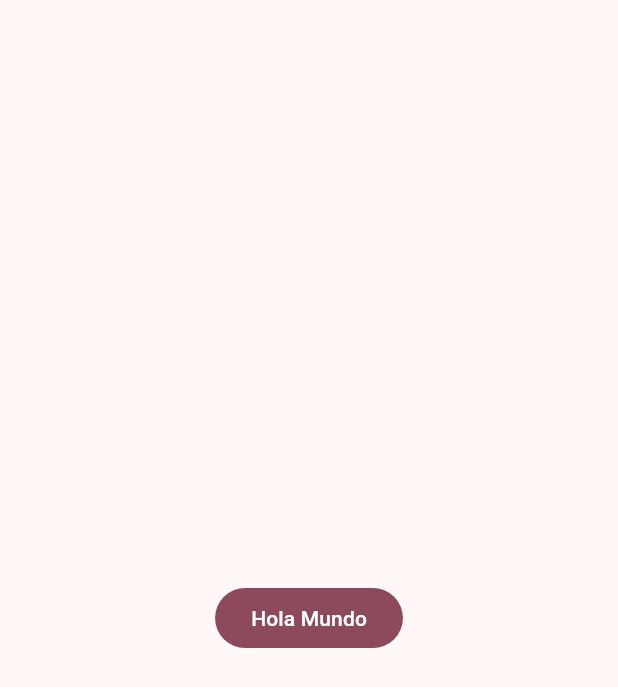
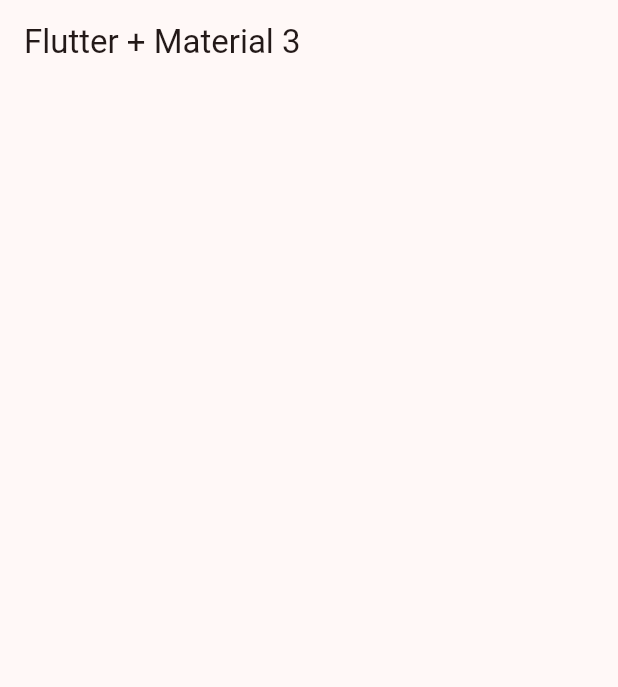
Before and after one commit to rmoreno-software/cursos, a Flutter app: the screen it shows after launch, on a phone screen of 412 x 824 dp. Shown: the top 687 px of the screen. Run offline on Flutter 3.47's test engine with Material 3 defaults, Android fonts, the light colour scheme and no system bars; our stand-ins replace animate_do, dio, video_player.

Commit message:
S9 - Opciones de nuestra aplicación

```diff
--- a/Flutter/widgets_app/lib/config/theme/app_theme.dart
+++ b/Flutter/widgets_app/lib/config/theme/app_theme.dart
@@ -25,6 +25,9 @@
     ThemeData getTheme() => ThemeData(
       useMaterial3: true,
       colorSchemeSeed: colorList[ selectedColor ],
+      appBarTheme: AppBarTheme(
+        centerTitle: false
+      )
     );
 
 }
--- a/Flutter/widgets_app/lib/main.dart
+++ b/Flutter/widgets_app/lib/main.dart
@@ -1,5 +1,6 @@
 import 'package:flutter/material.dart';
 import 'package:widgets_app/config/theme/app_theme.dart';
+import 'package:widgets_app/presentation/screens/home/home_screen.dart';
 
 void main() {
   runApp(const MainApp());
@@ -12,12 +13,8 @@
   Widget build(BuildContext context) {
     return MaterialApp(
       debugShowCheckedModeBanner: false,
-      theme: AppTheme(selectedColor: 8).getTheme(),
-      home: Scaffold(
-        body: Center(
-          child: FilledButton(onPressed: () {}, child: Text('Hola Mundo')),
-        ),
-      ),
+      theme: AppTheme(selectedColor: 3).getTheme(),
+      home: const HomeScreen()
     );
   }
 }
--- /dev/null
+++ b/Flutter/widgets_app/lib/presentation/screens/home/home_screen.dart
@@ -0,0 +1,14 @@
+import 'package:flutter/material.dart';
+
+class HomeScreen extends StatelessWidget {
+  const HomeScreen({super.key});
+
+  @override
+  Widget build(BuildContext context) {
+    return Scaffold(
+      appBar: AppBar(
+        title: const Text('Flutter + Material 3'),
+      ),
+    );
+  }
+}
```
Also changed, not shown: Flutter/widgets_app/lib/config/menu/menu_items.dart (added, +32 -0 lines).
